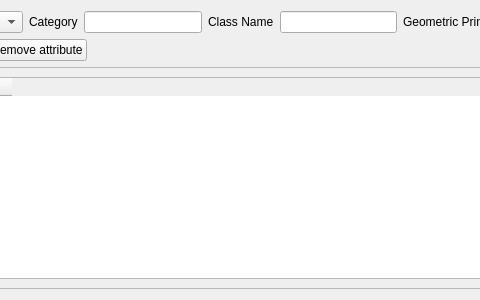
The window that CustomWidgets/CustomDbManagementWidgets/newClassWidget.ui (dsgoficial/DsgTools) describes before a commit, drawn with Qt 5; both pictures show x 110 to 590 and y 0 to 300 of the 700 by 300 pixel window.
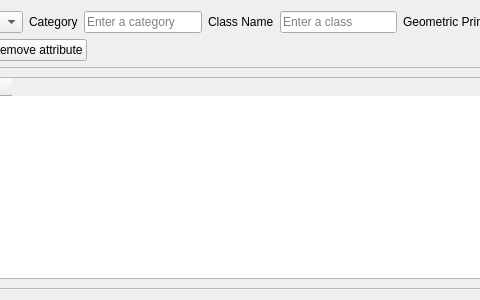
The same window after the commit. Icons and pictures are not drawn.

```diff
--- a/CustomWidgets/CustomDbManagementWidgets/newClassWidget.ui
+++ b/CustomWidgets/CustomDbManagementWidgets/newClassWidget.ui
@@ -60,6 +60,9 @@
          <verstretch>0</verstretch>
         </sizepolicy>
        </property>
+       <property name="placeholderText">
+        <string>Enter a category</string>
+       </property>
       </widget>
      </item>
      <item>
@@ -70,7 +73,11 @@
       </widget>
      </item>
      <item>
-      <widget class="QLineEdit" name="classNameLineEdit"/>
+      <widget class="QLineEdit" name="classNameLineEdit">
+       <property name="placeholderText">
+        <string>Enter a class</string>
+       </property>
+      </widget>
      </item>
      <item>
       <widget class="QLabel" name="label_3">
```
